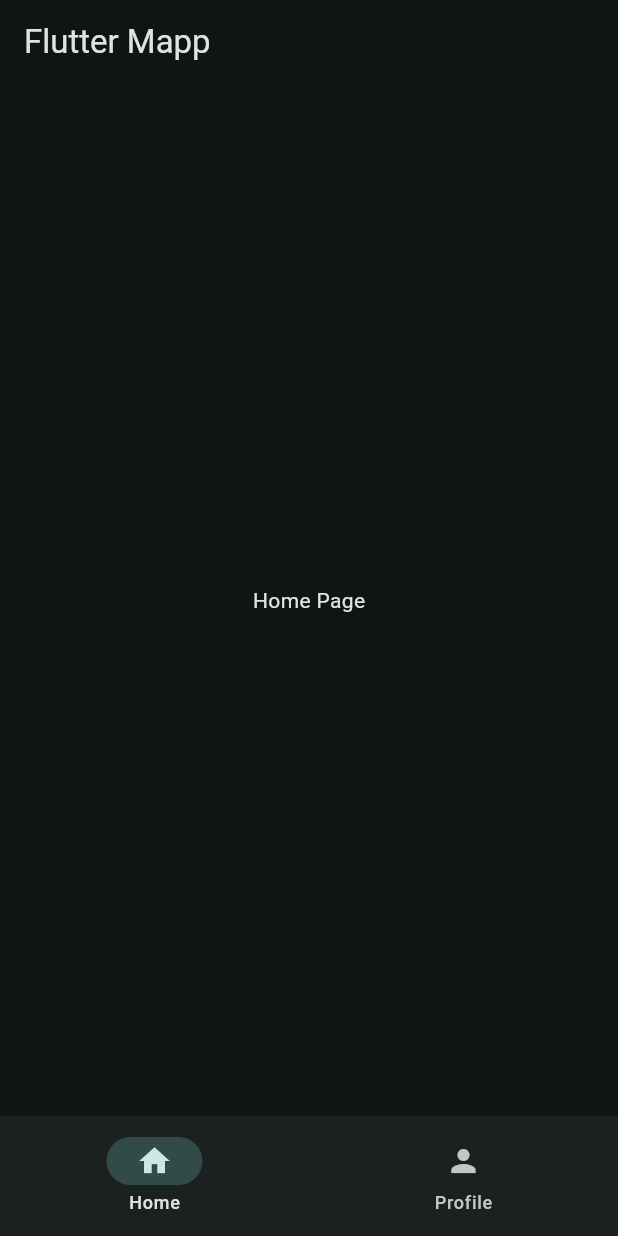
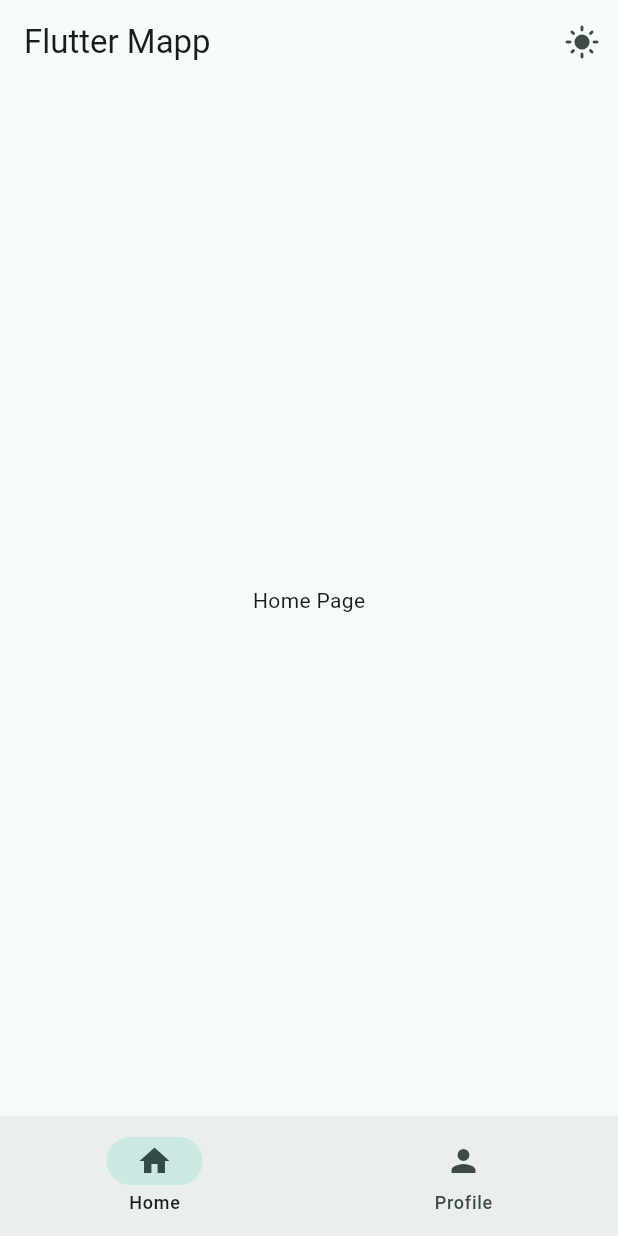
Before and after one commit to ssgterrence/flutter, a Flutter app: the screen it shows after launch, on a phone screen of 412 x 824 dp. Run offline on Flutter 3.47's test engine with Material 3 defaults, Android fonts, the phone set to English and light mode, and no system bars.

Commit message:
practice "themeNotifier", reactive via multiple files

```diff
--- a/lib/data/notifiers.dart
+++ b/lib/data/notifiers.dart
@@ -4,3 +4,4 @@
 import 'package:flutter/material.dart';
 
 ValueNotifier<int> selectedPageNotifier = ValueNotifier(0);
+ValueNotifier<bool> themeNotifier = ValueNotifier(false);
--- a/lib/main.dart
+++ b/lib/main.dart
@@ -1,6 +1,6 @@
 import 'package:flutter/material.dart';
+import 'package:flutter_app/data/notifiers.dart';
 import 'package:flutter_app/views/widget_tree.dart';
-import 'package:flutter_app/widgets/navbar_widget.dart';
 
 void main() {
   runApp(const MyApp());
@@ -23,41 +23,26 @@ class MyApp extends StatelessWidget {
 
   @override
   Widget build(BuildContext context) {
+    return ValueListenableBuilder<bool>(
+      valueListenable: themeNotifier,
+      builder: (context, isDark, child) {
         return MaterialApp(
           debugShowCheckedModeBanner: false,
-
           theme: ThemeData(
             colorScheme: ColorScheme.fromSeed(
               seedColor: Colors.teal,
-          brightness: Brightness.dark,
+              brightness: Brightness.light,
             ),
           ),
-      home: WidgetTree(),
+          darkTheme: ThemeData(
+            colorScheme: ColorScheme.fromSeed(
+              seedColor: Colors.teal,
+              brightness: isDark ? Brightness.dark : Brightness.light,
+            ),
+          ),
+          home: const WidgetTree(),
+        );
+      },
     );
   }
 }
-
-//Stateful widget
-class MyWidget extends StatefulWidget {
-  const MyWidget({super.key});
-
-  @override
-  State<MyWidget> createState() => _MyWidgetState();
-}
-
-class _MyWidgetState extends State<MyWidget> {
-  int currentIndex = 0;
-  @override
-  Widget build(BuildContext context) {
-    return SafeArea(
-      child: Scaffold(
-        appBar: AppBar(title: const Text('Flutter Mapp')),
-        body: currentIndex == 0
-            ? Center(child: Text("Home Page"))
-            : Center(child: Text("Profile Page")),
-
-        bottomNavigationBar: NavbarWidget(),
-      ),
-    );
-  }
-}
--- a/lib/views/widget_tree.dart
+++ b/lib/views/widget_tree.dart
@@ -19,7 +19,22 @@ class WidgetTree extends StatelessWidget {
   Widget build(BuildContext context) {
     return SafeArea(
       child: Scaffold(
-        appBar: AppBar(title: const Text('Flutter Mapp')),
+        appBar: AppBar(
+          title: const Text('Flutter Mapp'),
+          actions: [
+            IconButton(
+              onPressed: () {
+                themeNotifier.value = !themeNotifier.value;
+              },
+              icon: ValueListenableBuilder(
+                valueListenable: themeNotifier,
+                builder: (context, isDark, child) {
+                  return Icon(isDark ? Icons.dark_mode : Icons.light_mode);
+                },
+              ),
+            ),
+          ],
+        ),
         // body: pages.elementAt(1), //display which page by index
         body: ValueListenableBuilder(
           valueListenable: selectedPageNotifier,
```
Lines whose indentation alone changed are shown as unchanged.
